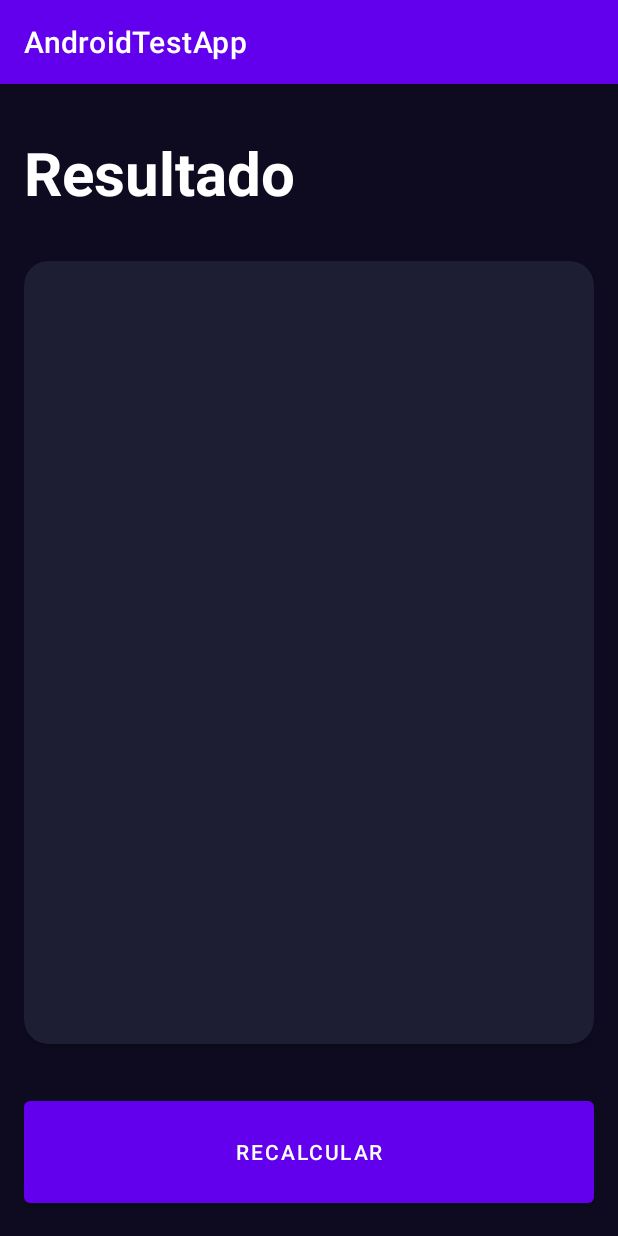
After one commit to ZoiloGranda/curso-kotlin, an Android app: the ResultIMCActivity screen opened directly, with no data from a screen before it, on a phone screen of 412 x 824 dp. The commit adds this screen. Run offline under Robolectric (Android 15) with nearby library versions, the phone set to English and light mode, and no system bars.

Commit message:
result activity

```diff
--- a/app/src/main/AndroidManifest.xml
+++ b/app/src/main/AndroidManifest.xml
@@ -12,6 +12,9 @@
         android:supportsRtl="true"
         android:theme="@style/Theme.AndroidTestApp"
         tools:targetApi="31">
+        <activity
+            android:name=".imccalculator.ResultIMCActivity"
+            android:exported="false" />
         <activity
             android:name=".imccalculator.IMCCalculatorActivity"
             android:exported="false" />
@@ -29,7 +32,7 @@
             android:exported="false" />
         <activity
             android:name=".firstapp.FirstAppActivity"
-            android:exported="true"></activity>
+            android:exported="true" />
     </application>
 
 </manifest>
--- a/app/src/main/java/com/example/androidtestapp/imccalculator/IMCCalculatorActivity.kt
+++ b/app/src/main/java/com/example/androidtestapp/imccalculator/IMCCalculatorActivity.kt
@@ -1,5 +1,6 @@
 package com.example.androidtestapp.imccalculator
 
+import android.content.Intent
 import androidx.appcompat.app.AppCompatActivity
 import android.os.Bundle
 import android.util.Log
@@ -30,6 +31,10 @@ class IMCCalculatorActivity : AppCompatActivity() {
     private lateinit var btnPlusAge: FloatingActionButton
     private lateinit var tvAge: TextView
     private lateinit var btnCalculate: Button
+
+    companion object{
+        const val IMC_KEY = "IMC_RESULT"
+    }
     override fun onCreate(savedInstanceState: Bundle?) {
         super.onCreate(savedInstanceState)
         setContentView(R.layout.activity_imccalculator)
@@ -84,15 +89,21 @@ class IMCCalculatorActivity : AppCompatActivity() {
             setAge()
         }
         btnCalculate.setOnClickListener {
-            calculateIMC()
+            val result = calculateIMC()
+            navigateToResult(result)
         }
     }
 
-    private fun calculateIMC() {
+    private fun navigateToResult(result: Double) {
+        val intent = Intent(this, ResultIMCActivity::class.java)
+        intent.putExtra("IMC_KEY", result)
+    }
+
+    private fun calculateIMC(): Double {
         val df = DecimalFormat("#.##")
-        val imc = currentWeight/(currentHeight.toDouble()/100 * currentHeight.toDouble()/100)
-        val result = df.format(imc).toDouble()
-        Log.i("zzz", "el imc es $result")
+        val imc = currentWeight / (currentHeight.toDouble() / 100 * currentHeight.toDouble() / 100)
+        return df.format(imc).toDouble()
+
     }
 
     private fun setWeight() {
--- /dev/null
+++ b/app/src/main/java/com/example/androidtestapp/imccalculator/ResultIMCActivity.kt
@@ -0,0 +1,17 @@
+package com.example.androidtestapp.imccalculator
+
+import androidx.appcompat.app.AppCompatActivity
+import android.os.Bundle
+import android.widget.TextView
+import com.example.androidtestapp.R
+import com.example.androidtestapp.imccalculator.IMCCalculatorActivity.Companion.IMC_KEY
+
+class ResultIMCActivity : AppCompatActivity() {
+    private lateinit var tvResult:TextView
+    private lateinit var tvDescription:TextView
+    override fun onCreate(savedInstanceState: Bundle?) {
+        super.onCreate(savedInstanceState)
+        setContentView(R.layout.activity_result_imcactivity)
+        val result:Double = intent.extras?.getDouble(IMC_KEY) ?: -1.0
+    }
+}
--- /dev/null
+++ b/app/src/main/res/layout/activity_result_imcactivity.xml
@@ -0,0 +1,81 @@
+<?xml version="1.0" encoding="utf-8"?>
+<androidx.constraintlayout.widget.ConstraintLayout xmlns:android="http://schemas.android.com/apk/res/android"
+    xmlns:app="http://schemas.android.com/apk/res-auto"
+    xmlns:tools="http://schemas.android.com/tools"
+    android:layout_width="match_parent"
+    android:layout_height="match_parent"
+    android:background="@color/background_app"
+    android:padding="16dp"
+    tools:context=".imccalculator.ResultIMCActivity">
+
+    <TextView
+        android:id="@+id/tvTitle"
+        android:layout_width="wrap_content"
+        android:layout_height="wrap_content"
+        android:layout_marginTop="16dp"
+        android:text="@string/result"
+        android:textColor="@color/white"
+        android:textSize="40sp"
+        android:textStyle="bold"
+        app:layout_constraintStart_toStartOf="parent"
+        app:layout_constraintTop_toTopOf="parent"></TextView>
+
+    <androidx.cardview.widget.CardView
+        android:layout_width="0dp"
+        android:layout_height="0dp"
+        android:layout_marginVertical="32dp"
+        app:cardCornerRadius="16dp"
+        app:cardBackgroundColor="@color/background_component"
+        app:layout_constraintBottom_toTopOf="@+id/btnRecalculate"
+        app:layout_constraintEnd_toEndOf="parent"
+        app:layout_constraintStart_toStartOf="parent"
+        app:layout_constraintTop_toBottomOf="@+id/tvTitle">
+
+        <androidx.appcompat.widget.LinearLayoutCompat
+            android:layout_width="match_parent"
+            android:layout_height="match_parent"
+            android:orientation="vertical"
+            android:gravity="center">
+            <TextView
+                android:id="@+id/tvResult"
+                tools:text="Normal"
+                android:layout_width="wrap_content"
+                android:layout_height="wrap_content"
+                android:textSize="26dp"
+                android:textStyle="bold">
+
+            </TextView>
+            <TextView
+                android:id="@+id/tvIMC"
+                tools:text="texto"
+                android:layout_width="wrap_content"
+                android:layout_height="wrap_content"
+                android:layout_marginVertical="64dp"
+                android:textSize="70dp"
+                android:textStyle="bold"
+                android:textColor="@color/white">
+
+            </TextView>
+
+            <TextView
+                android:id="@+id/tvDescription"
+                tools:text="texto de prueba"
+                android:layout_width="wrap_content"
+                android:layout_height="wrap_content"
+                android:textSize="26dp"
+                android:textColor="@color/white">
+
+            </TextView>
+        </androidx.appcompat.widget.LinearLayoutCompat>
+
+    </androidx.cardview.widget.CardView>
+
+    <Button
+        android:id="@+id/btnRecalculate"
+        android:layout_width="0dp"
+        android:layout_height="80dp"
+        android:text="@string/recalculate"
+        app:layout_constraintBottom_toBottomOf="parent"
+        app:layout_constraintEnd_toEndOf="parent"
+        app:layout_constraintStart_toStartOf="parent"></Button>
+</androidx.constraintlayout.widget.ConstraintLayout>
--- a/app/src/main/res/values/strings.xml
+++ b/app/src/main/res/values/strings.xml
@@ -6,6 +6,8 @@
     <string name="weight">Peso</string>
     <string name="age">Edad</string>
     <string name="calculate">Calcular</string>
+    <string name="result">Resultado</string>
+    <string name="recalculate">Recalcular</string>
 
 
 </resources>
```
